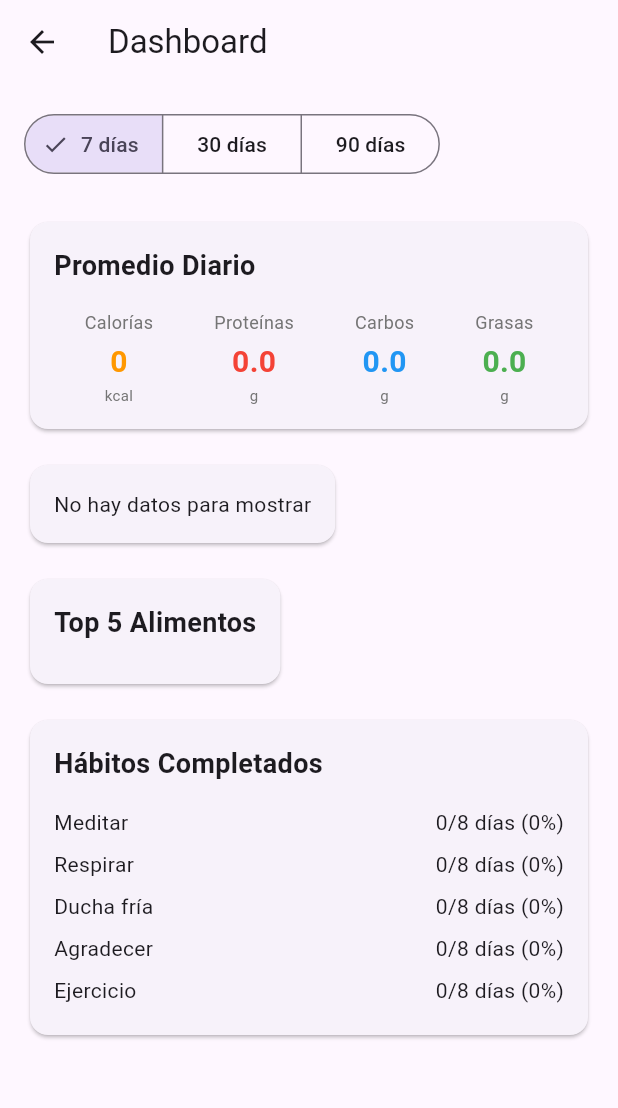
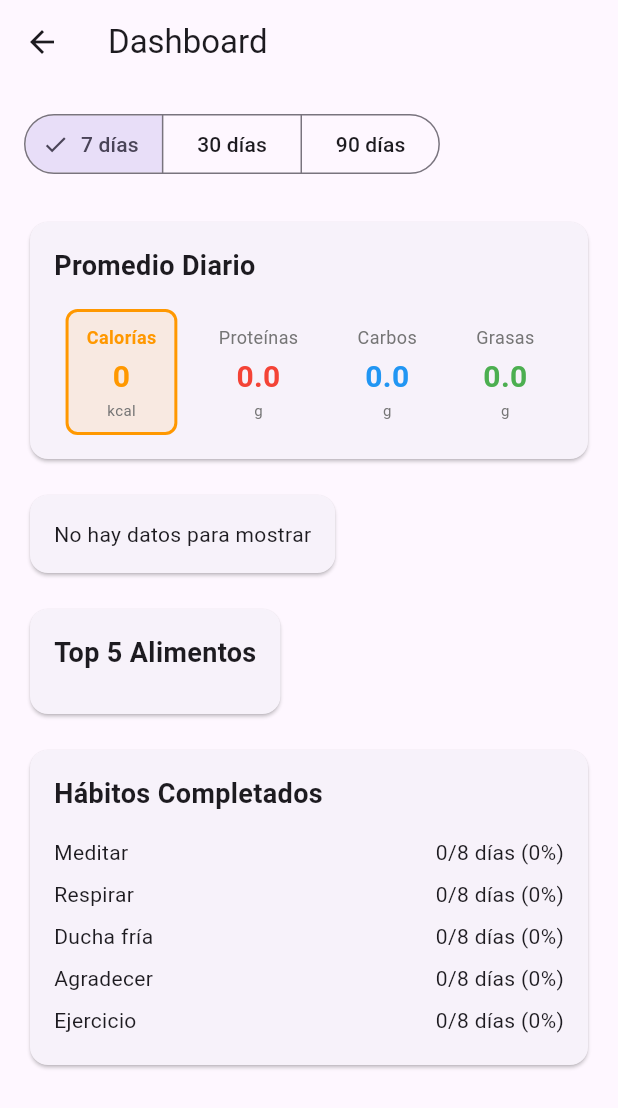
Before and after one commit to arielacopata/AcoFoodFlutter, a Flutter app: the screen it shows after launch, scrolled down 576 dp, after a tap on the "dashboard" icon, on a phone screen of 412 x 824 dp. Shown: the top 1108 px of the screen. Run offline on Flutter 3.47's test engine with Material 3 defaults, Android fonts, the phone set to English and light mode, and no system bars; our stand-ins replace fl_chart, flutter_blue_plus, permission_handler, share_plus, shared_preferences, sqflite; missing offline and left inert: health; accounts and stored records are empty.

Commit message:
Add: Interactive macro charts in dashboard
- Add clickable macro selection (Calories, Protein, Carbs, Fat)
- Chart dynamically updates to show selected macro trend
- Visual feedback shows which macro is currently selected
- Add protein, carbs, fat daily tracking to DailyData model
- Chart colors match macro (orange=calories, red=protein, blue=carbs, green=fat)

```diff
--- a/lib/models/dashboard_stats.dart
+++ b/lib/models/dashboard_stats.dart
@@ -7,7 +7,7 @@ class DashboardStats {
   final double avgFat;
   final List<DailyData> dailyData;
   final List<TopFood> topFoods;
-  final Map<String, int> habitCompletion; // habitName -> días completados
+  final Map<String, int> habitCompletion;
 
   DashboardStats({
     required this.startDate,
@@ -25,10 +25,16 @@ class DashboardStats {
 class DailyData {
   final DateTime date;
   final double calories;
+  final double protein;   // Agregar
+  final double carbs;     // Agregar
+  final double fat;       // Agregar
 
   DailyData({
     required this.date,
     required this.calories,
+    required this.protein,  // Agregar
+    required this.carbs,    // Agregar
+    required this.fat,      // Agregar
   });
 }
 
--- a/lib/screens/dashboard_screen.dart
+++ b/lib/screens/dashboard_screen.dart
@@ -12,6 +12,7 @@ class DashboardScreen extends StatefulWidget {
 
 class _DashboardScreenState extends State<DashboardScreen> {
   String _selectedPeriod = '7days';
+  String _selectedMacro = 'calories'; // Nuevo estado
   DashboardStats? _stats;
   bool _loading = true;
 
@@ -62,7 +63,6 @@ class _DashboardScreenState extends State<DashboardScreen> {
               child: Column(
                 crossAxisAlignment: CrossAxisAlignment.start,
                 children: [
-                  // Selector de período
                   SegmentedButton<String>(
                     segments: const [
                       ButtonSegment(value: '7days', label: Text('7 días')),
@@ -80,22 +80,18 @@ class _DashboardScreenState extends State<DashboardScreen> {
 
                   const SizedBox(height: 24),
 
-                  // Promedios de macros
                   _buildMacrosCard(),
 
                   const SizedBox(height: 16),
 
-                  // Gráfico de calorías
                   _buildCaloriesChart(),
 
                   const SizedBox(height: 16),
 
-                  // Top alimentos
                   _buildTopFoods(),
 
                   const SizedBox(height: 16),
 
-                  // Completitud de hábitos
                   _buildHabitsCompletion(),
                 ],
               ),
@@ -123,24 +119,28 @@ class _DashboardScreenState extends State<DashboardScreen> {
                   _stats!.avgCalories.toStringAsFixed(0),
                   'kcal',
                   Colors.orange,
+                  'calories',
                 ),
                 _buildMacroItem(
                   'Proteínas',
                   _stats!.avgProtein.toStringAsFixed(1),
                   'g',
                   Colors.red,
+                  'protein',
                 ),
                 _buildMacroItem(
                   'Carbos',
                   _stats!.avgCarbs.toStringAsFixed(1),
                   'g',
                   Colors.blue,
+                  'carbs',
                 ),
                 _buildMacroItem(
                   'Grasas',
                   _stats!.avgFat.toStringAsFixed(1),
                   'g',
                   Colors.green,
+                  'fat',
                 ),
               ],
             ),
@@ -150,12 +150,38 @@ class _DashboardScreenState extends State<DashboardScreen> {
     );
   }
 
-  Widget _buildMacroItem(String label, String value, String unit, Color color) {
-    return Column(
+  Widget _buildMacroItem(
+    String label,
+    String value,
+    String unit,
+    Color color,
+    String macroKey,
+  ) {
+    final isSelected = _selectedMacro == macroKey;
+
+    return InkWell(
+      onTap: () {
+        setState(() {
+          _selectedMacro = macroKey;
+        });
+      },
+      borderRadius: BorderRadius.circular(8),
+      child: Container(
+        padding: const EdgeInsets.symmetric(vertical: 8, horizontal: 12),
+        decoration: BoxDecoration(
+          color: isSelected ? color.withOpacity(0.1) : null,
+          borderRadius: BorderRadius.circular(8),
+          border: isSelected ? Border.all(color: color, width: 2) : null,
+        ),
+        child: Column(
           children: [
             Text(
               label,
-          style: TextStyle(fontSize: 12, color: Colors.grey.shade600),
+              style: TextStyle(
+                fontSize: 12,
+                color: isSelected ? color : Colors.grey.shade600,
+                fontWeight: isSelected ? FontWeight.bold : FontWeight.normal,
+              ),
             ),
             const SizedBox(height: 4),
             Text(
@@ -171,6 +197,8 @@ class _DashboardScreenState extends State<DashboardScreen> {
               style: TextStyle(fontSize: 10, color: Colors.grey.shade600),
             ),
           ],
+        ),
+      ),
     );
   }
 
@@ -184,15 +212,37 @@ class _DashboardScreenState extends State<DashboardScreen> {
       );
     }
 
+    // Determinar título y color según el macro seleccionado
+    String chartTitle;
+    Color chartColor;
+
+    switch (_selectedMacro) {
+      case 'protein':
+        chartTitle = 'Tendencia de Proteínas';
+        chartColor = Colors.red;
+        break;
+      case 'carbs':
+        chartTitle = 'Tendencia de Carbohidratos';
+        chartColor = Colors.blue;
+        break;
+      case 'fat':
+        chartTitle = 'Tendencia de Grasas';
+        chartColor = Colors.green;
+        break;
+      default:
+        chartTitle = 'Tendencia de Calorías';
+        chartColor = Colors.orange;
+    }
+
     return Card(
       child: Padding(
         padding: const EdgeInsets.all(16),
         child: Column(
           crossAxisAlignment: CrossAxisAlignment.start,
           children: [
-            const Text(
-              'Tendencia de Calorías',
-              style: TextStyle(fontSize: 18, fontWeight: FontWeight.bold),
+            Text(
+              chartTitle,
+              style: const TextStyle(fontSize: 18, fontWeight: FontWeight.bold),
             ),
             const SizedBox(height: 16),
             SizedBox(
@@ -204,14 +254,9 @@ class _DashboardScreenState extends State<DashboardScreen> {
                   borderData: FlBorderData(show: true),
                   lineBarsData: [
                     LineChartBarData(
-                      spots: _stats!.dailyData.asMap().entries.map((entry) {
-                        return FlSpot(
-                          entry.key.toDouble(),
-                          entry.value.calories,
-                        );
-                      }).toList(),
+                      spots: _getChartSpots(),
                       isCurved: true,
-                      color: Colors.orange,
+                      color: chartColor,
                       barWidth: 3,
                       dotData: const FlDotData(show: true),
                     ),
@@ -223,6 +268,27 @@ class _DashboardScreenState extends State<DashboardScreen> {
         ),
       ),
     );
+  }
+
+List<FlSpot> _getChartSpots() {
+  return _stats!.dailyData.asMap().entries.map((entry) {
+    double value;
+    switch (_selectedMacro) {
+      case 'protein':
+        value = entry.value.protein;
+        break;
+      case 'carbs':
+        value = entry.value.carbs;
+        break;
+      case 'fat':
+        value = entry.value.fat;
+        break;
+      default:
+        value = entry.value.calories;
+    }
+
+    return FlSpot(entry.key.toDouble(), value);
+  }).toList();
 }
 
   Widget _buildTopFoods() {
--- a/lib/services/database_service.dart
+++ b/lib/services/database_service.dart
@@ -497,6 +497,9 @@ class DatabaseService {
 
 for (var dateKey in entriesByDay.keys) {
   double dayCalories = 0;
+  double dayProtein = 0;   // Agregar
+  double dayCarbs = 0;     // Agregar
+  double dayFat = 0;       // Agregar
 
   for (var entry in entriesByDay[dateKey]!) {
     final food = foodRepo.getFoodById(entry['foodId'] as int);
@@ -504,15 +507,25 @@ class DatabaseService {
       final grams = entry['grams'] as double;
       final scale = grams / 100;
       dayCalories += food.calories * scale;
-          totalProtein += food.proteins * scale;
-          totalCarbs += food.carbohydrates * scale;
-          totalFat += food.totalFats * scale;
+      dayProtein += food.proteins * scale;    // Cambiar totalProtein por dayProtein
+      dayCarbs += food.carbohydrates * scale; // Cambiar totalCarbs por dayCarbs
+      dayFat += food.totalFats * scale;       // Cambiar totalFat por dayFat
     }
   }
 
   totalCalories += dayCalories;
+  totalProtein += dayProtein;   // Agregar
+  totalCarbs += dayCarbs;       // Agregar
+  totalFat += dayFat;           // Agregar
+
   dailyData.add(
-        DailyData(date: DateTime.parse(dateKey), calories: dayCalories),
+    DailyData(
+      date: DateTime.parse(dateKey),
+      calories: dayCalories,
+      protein: dayProtein,
+      carbs: dayCarbs,
+      fat: dayFat,
+    ),
   );
 }
 
```
Also changed, not shown: 3 other files. Lines whose indentation alone changed are shown as unchanged.
